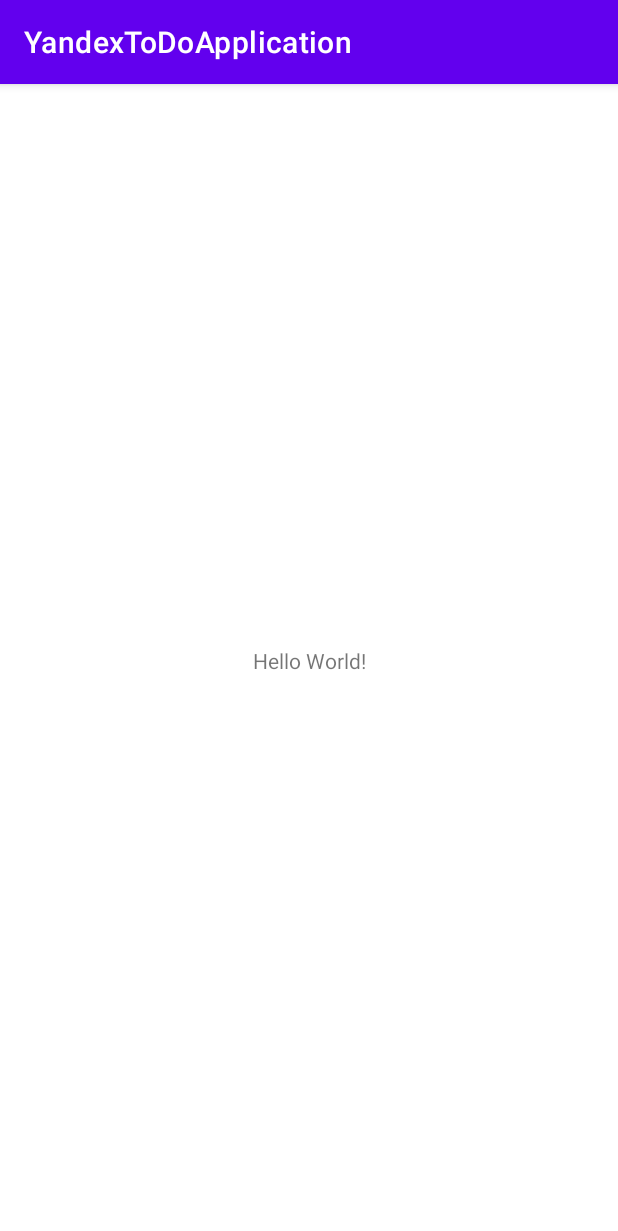
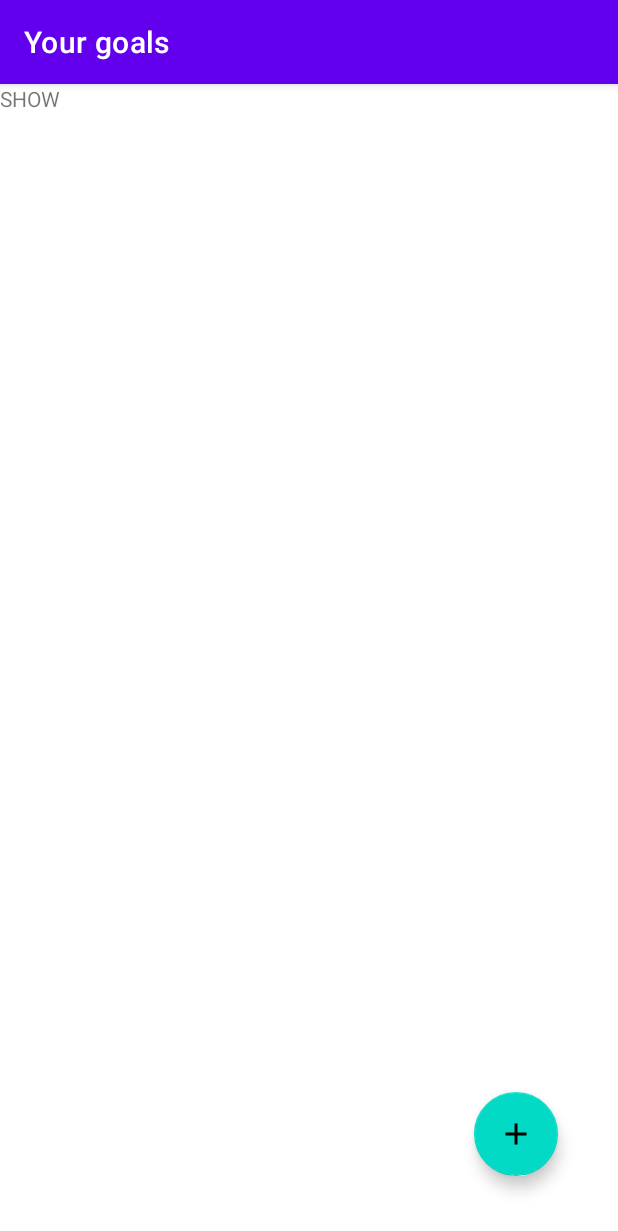
Before and after one commit to Mobile-Developement-School-23/android-todo-app-alexcawl, an Android app: the screen it shows after launch (MainActivity), on a phone screen of 412 x 824 dp. Shown: the top 1231 px of the screen. Run offline under Robolectric (Android 15) with nearby library versions, the phone set to English and light mode, and no system bars; our stand-ins replace navigation-ui.

Commit message:
added navigation

```diff
--- a/app/src/main/AndroidManifest.xml
+++ b/app/src/main/AndroidManifest.xml
@@ -7,12 +7,11 @@
         android:dataExtractionRules="@xml/data_extraction_rules"
         android:fullBackupContent="@xml/backup_rules"
         android:icon="@mipmap/ic_launcher"
-        android:label="@string/app_name"
         android:supportsRtl="true"
         android:theme="@style/Theme.YandexToDoApplication"
         tools:targetApi="31" >
         <activity
-            android:name=".MainActivity"
+            android:name=".activity.MainActivity"
             android:exported="true" >
             <intent-filter>
                 <action android:name="android.intent.action.MAIN" />
--- a/app/src/main/java/org/alexcawl/todoapp/MainActivity.kt
+++ /dev/null
@@ -1,11 +0,0 @@
-package org.alexcawl.todoapp
-
-import androidx.appcompat.app.AppCompatActivity
-import android.os.Bundle
-
-class MainActivity : AppCompatActivity() {
-    override fun onCreate(savedInstanceState: Bundle?) {
-        super.onCreate(savedInstanceState)
-        setContentView(R.layout.activity_main)
-    }
-}
--- /dev/null
+++ b/app/src/main/java/org/alexcawl/todoapp/activity/MainActivity.kt
@@ -0,0 +1,24 @@
+package org.alexcawl.todoapp.activity
+
+import android.os.Bundle
+import androidx.appcompat.app.AppCompatActivity
+import androidx.navigation.fragment.NavHostFragment
+import androidx.navigation.ui.setupActionBarWithNavController
+import org.alexcawl.todoapp.R
+import org.alexcawl.todoapp.databinding.ActivityMainBinding
+
+class MainActivity : AppCompatActivity() {
+    private lateinit var binding: ActivityMainBinding
+
+    override fun onCreate(savedInstanceState: Bundle?) {
+        super.onCreate(savedInstanceState)
+
+        binding = ActivityMainBinding.inflate(layoutInflater)
+        val navHostFragment = supportFragmentManager
+            .findFragmentById(R.id.nav_host_fragment) as NavHostFragment
+        val navController = navHostFragment.navController
+
+        setupActionBarWithNavController(navController)
+        setContentView(binding.root)
+    }
+}
--- /dev/null
+++ b/app/src/main/java/org/alexcawl/todoapp/fragment/TodoShowFragment.kt
@@ -0,0 +1,44 @@
+package org.alexcawl.todoapp.fragment
+
+import android.os.Bundle
+import android.view.LayoutInflater
+import android.view.View
+import android.view.ViewGroup
+import androidx.fragment.app.Fragment
+import androidx.navigation.NavController
+import androidx.navigation.fragment.findNavController
+import com.google.android.material.floatingactionbutton.FloatingActionButton
+import org.alexcawl.todoapp.R
+import org.alexcawl.todoapp.databinding.FragmentTodoShowBinding
+
+class TodoShowFragment : Fragment() {
+    private lateinit var binding: FragmentTodoShowBinding
+    private lateinit var navigationController: NavController
+
+    private lateinit var floatingActionButton: FloatingActionButton
+
+
+    override fun onCreate(savedInstanceState: Bundle?) {
+        super.onCreate(savedInstanceState)
+        navigationController = findNavController()
+    }
+
+    override fun onCreateView(
+        inflater: LayoutInflater,
+        container: ViewGroup?,
+        savedInstanceState: Bundle?
+    ): View {
+        binding = FragmentTodoShowBinding.inflate(inflater, container, false)
+        floatingActionButton = binding.fab
+
+        initNavigationRoutes()
+
+        return binding.root
+    }
+
+    private fun initNavigationRoutes() {
+        floatingActionButton.setOnClickListener {
+            navigationController.navigate(R.id.action_todoShow_to_todoAdd)
+        }
+    }
+}
--- /dev/null
+++ b/app/src/main/res/drawable/baseline_add_24.xml
@@ -0,0 +1,5 @@
+<vector android:height="24dp" android:tint="#000000"
+    android:viewportHeight="24" android:viewportWidth="24"
+    android:width="24dp" xmlns:android="http://schemas.android.com/apk/res/android">
+    <path android:fillColor="@android:color/white" android:pathData="M19,13h-6v6h-2v-6H5v-2h6V5h2v6h6v2z"/>
+</vector>
--- a/app/src/main/res/layout/activity_main.xml
+++ b/app/src/main/res/layout/activity_main.xml
@@ -1,18 +1,16 @@
 <?xml version="1.0" encoding="utf-8"?>
-<androidx.constraintlayout.widget.ConstraintLayout
-    xmlns:android="http://schemas.android.com/apk/res/android"
-    xmlns:tools="http://schemas.android.com/tools"
+<androidx.constraintlayout.widget.ConstraintLayout xmlns:android="http://schemas.android.com/apk/res/android"
     xmlns:app="http://schemas.android.com/apk/res-auto"
     android:layout_width="match_parent"
-    android:layout_height="match_parent"
-    tools:context=".MainActivity">
-    <TextView
-      android:layout_width="wrap_content"
-      android:layout_height="wrap_content"
-      android:text="Hello World!"
-      app:layout_constraintBottom_toBottomOf="parent"
-      app:layout_constraintStart_toStartOf="parent"
-      app:layout_constraintEnd_toEndOf="parent"
-      app:layout_constraintTop_toTopOf="parent" />
+    android:layout_height="match_parent">
 
-  </androidx.constraintlayout.widget.ConstraintLayout>
+    <androidx.fragment.app.FragmentContainerView
+        android:id="@+id/nav_host_fragment"
+        android:name="androidx.navigation.fragment.NavHostFragment"
+        android:layout_width="match_parent"
+        android:layout_height="match_parent"
+        app:defaultNavHost="true"
+        app:navGraph="@navigation/navigation_graph" />
+
+
+</androidx.constraintlayout.widget.ConstraintLayout>
--- /dev/null
+++ b/app/src/main/res/layout/fragment_todo_show.xml
@@ -0,0 +1,27 @@
+<?xml version="1.0" encoding="utf-8"?>
+<androidx.constraintlayout.widget.ConstraintLayout xmlns:android="http://schemas.android.com/apk/res/android"
+    xmlns:tools="http://schemas.android.com/tools"
+    android:layout_width="match_parent"
+    android:layout_height="match_parent"
+    xmlns:app="http://schemas.android.com/apk/res-auto"
+    tools:context=".fragment.TodoShowFragment">
+
+    <!-- TODO: Update blank fragment layout -->
+    <TextView
+        android:layout_width="match_parent"
+        android:layout_height="match_parent"
+        android:text="SHOW" />
+
+    <com.google.android.material.floatingactionbutton.FloatingActionButton
+        android:id="@+id/fab"
+        android:layout_width="wrap_content"
+        android:layout_height="wrap_content"
+        android:layout_marginEnd="40dp"
+        android:layout_marginBottom="40dp"
+        android:clickable="true"
+        android:contentDescription="@string/add_business"
+        app:layout_constraintBottom_toBottomOf="parent"
+        app:layout_constraintEnd_toEndOf="parent"
+        app:srcCompat="@drawable/baseline_add_24" />
+
+</androidx.constraintlayout.widget.ConstraintLayout>
--- /dev/null
+++ b/app/src/main/res/navigation/navigation_graph.xml
@@ -0,0 +1,26 @@
+<?xml version="1.0" encoding="utf-8"?>
+<navigation xmlns:android="http://schemas.android.com/apk/res/android"
+    xmlns:app="http://schemas.android.com/apk/res-auto"
+    xmlns:tools="http://schemas.android.com/tools"
+    android:id="@+id/navigation_graph"
+    app:startDestination="@id/destination_todo_show">
+
+    <fragment
+        android:id="@+id/destination_todo_show"
+        android:name="org.alexcawl.todoapp.fragment.TodoShowFragment"
+        android:label="@string/your_goals"
+        tools:layout="@layout/fragment_todo_show">
+        <action
+            android:id="@+id/action_todoShow_to_todoAdd"
+            app:destination="@id/destination_todo_add" />
+    </fragment>
+    <fragment
+        android:id="@+id/destination_todo_add"
+        android:name="org.alexcawl.todoapp.fragment.TodoAddFragment"
+        android:label="@string/add_goal"
+        tools:layout="@layout/fragment_todo_add">
+        <action
+            android:id="@+id/action_todoAdd_to_todoShow"
+            app:destination="@id/destination_todo_show" />
+    </fragment>
+</navigation>
--- a/app/src/main/res/values/strings.xml
+++ b/app/src/main/res/values/strings.xml
@@ -1,3 +1,8 @@
 <resources>
     <string name="app_name">YandexToDoApplication</string>
+    <!-- TODO: Remove or change this placeholder text -->
+    <string name="hello_blank_fragment">Hello blank fragment</string>
+    <string name="add_business">Add business</string>
+    <string name="your_goals">Your goals</string>
+    <string name="add_goal">Add goal</string>
 </resources>
```
Also changed, not shown: app/build.gradle (+10 -0 lines), app/src/main/java/org/alexcawl/todoapp/fragment/TodoAddFragment.kt (added, +29 -0 lines), app/src/main/java/org/alexcawl/todoapp/model/TodoItem.kt (added, +37 -0 lines), app/src/main/res/layout/fragment_todo_add.xml (added, +14 -0 lines).
